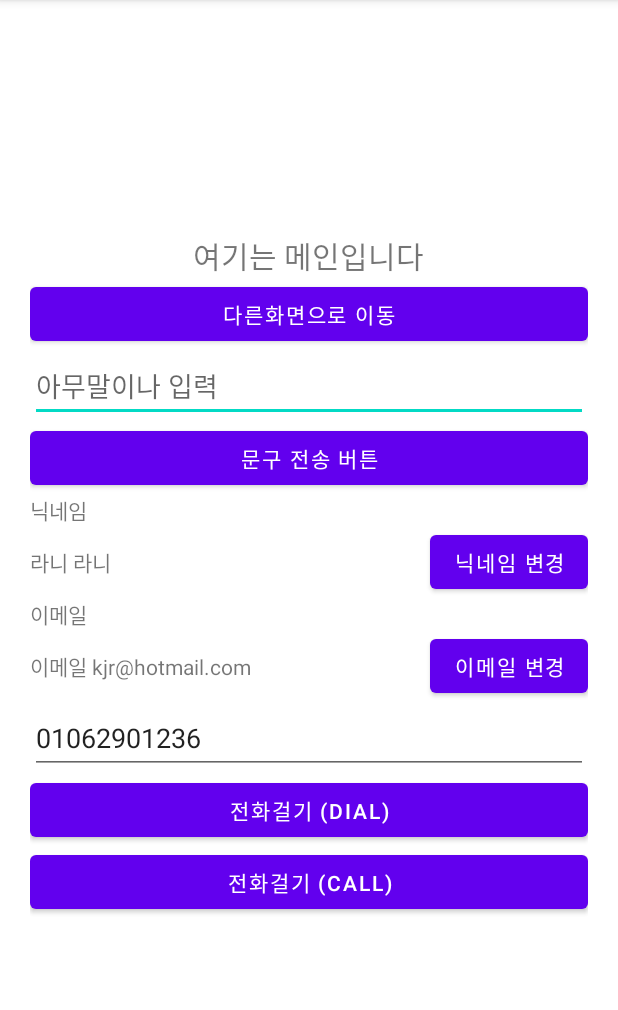
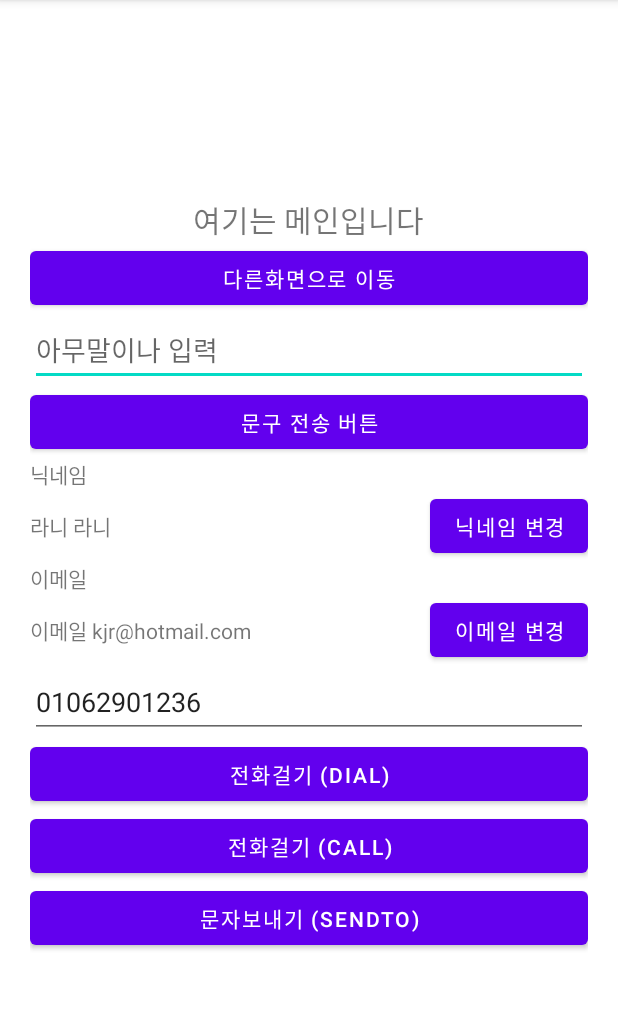
Before and after one commit to kimjungnan/Intent_20211113, an Android app: the screen it shows after launch (MainActivity), on a phone screen of 412 x 824 dp, the part 84-1094 px from its top. Run offline under Robolectric (Android 15) with nearby library versions, the phone set to English and light mode, and no system bars.

Commit message:
SENDTO 엑센 체험

```diff
--- a/app/src/main/res/layout/activity_main.xml
+++ b/app/src/main/res/layout/activity_main.xml
@@ -127,5 +127,12 @@
         android:id="@+id/btnCall"
         android:text="전화걸기 (CALL)"/>
 
+    <Button
+        android:layout_width="match_parent"
+        android:layout_height="wrap_content"
+        android:id="@+id/btnSms"
+        android:text="문자보내기 (SENDTO)"/>
+
+
 
 </LinearLayout>
```
Also changed, not shown: app/src/main/java/com/neppplus/intent_20211113/MainActivity.kt (+11 -0 lines).
